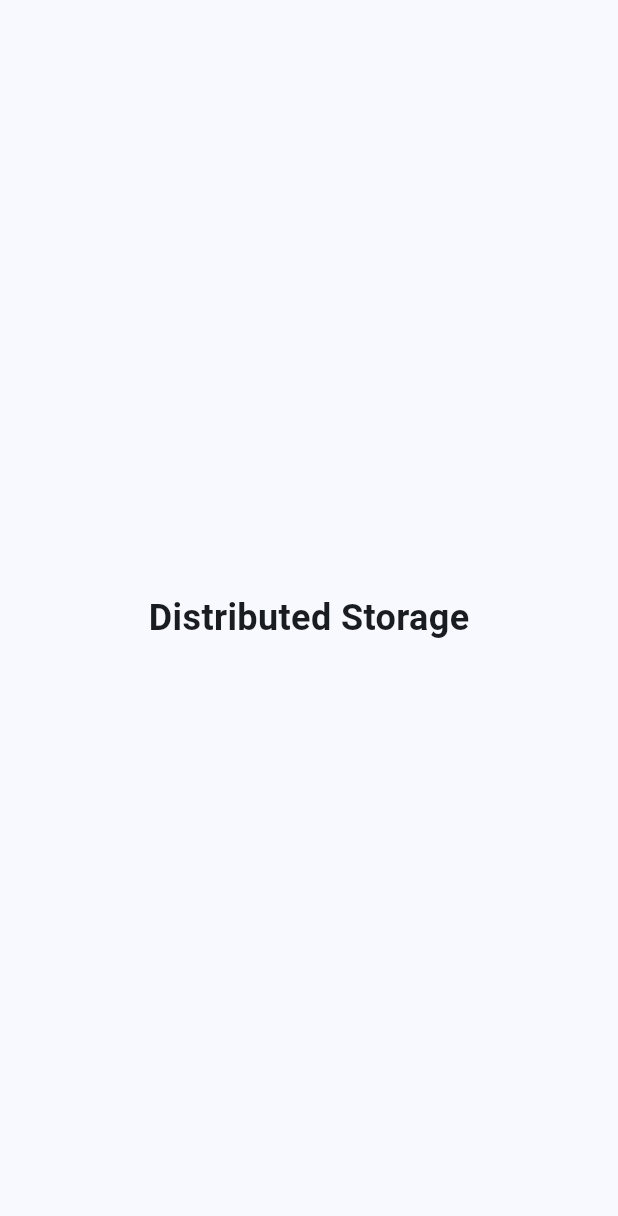
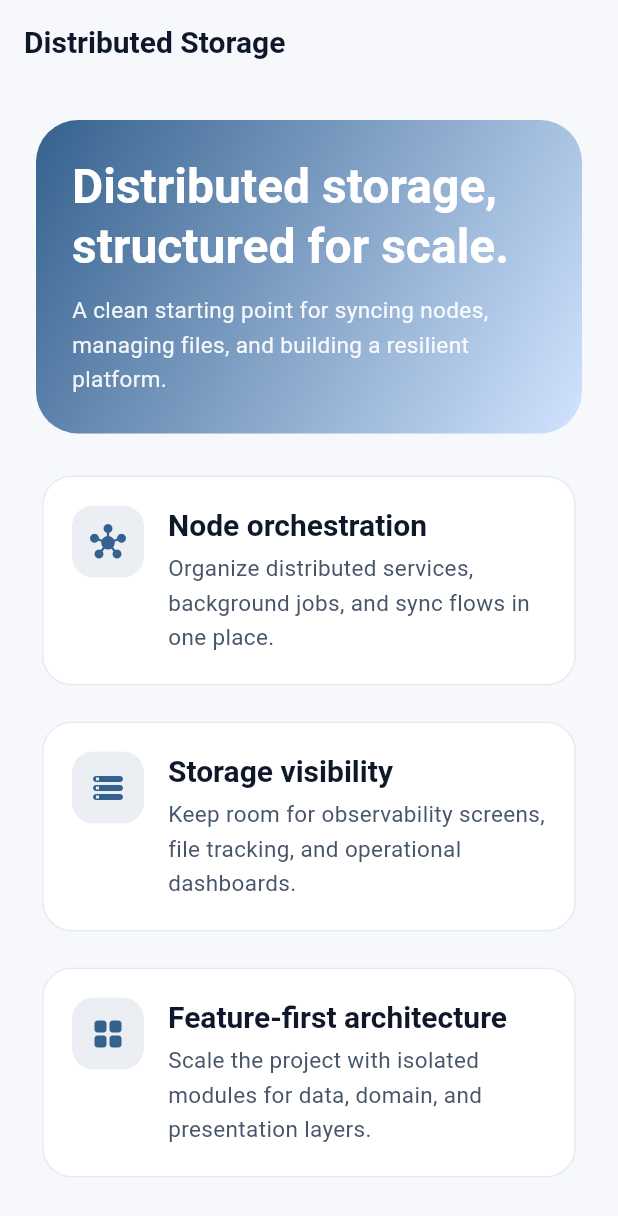
Before and after one commit to PresenceOP-Coder/Distributed_Storage, a Flutter app: the screen it shows after launch, on a phone screen of 412 x 824 dp. Shown: the top 1216 px of the screen. Run offline on Flutter 3.47's test engine with Material 3 defaults, Android fonts, the phone set to English and light mode, and no system bars.

Commit message:
feat:better folder structure

```diff
--- a/dizect/lib/main.dart
+++ b/dizect/lib/main.dart
@@ -1,28 +1,6 @@
+import 'package:dizect/src/app/app.dart';
 import 'package:flutter/material.dart';
 
 void main() {
   runApp(const DistributedStorageApp());
 }
-
-class DistributedStorageApp extends StatelessWidget {
-  const DistributedStorageApp({super.key});
-
-  @override
-  Widget build(BuildContext context) {
-    return MaterialApp(
-      title: 'Distributed Storage',
-      theme: ThemeData(
-        colorScheme: ColorScheme.fromSeed(seedColor: Colors.blue),
-        useMaterial3: true,
-      ),
-      home: const Scaffold(
-        body: Center(
-          child: Text(
-            'Distributed Storage',
-            style: TextStyle(fontSize: 24, fontWeight: FontWeight.bold),
-          ),
-        ),
-      ),
-    );
-  }
-}
--- /dev/null
+++ b/dizect/lib/src/app/app.dart
@@ -0,0 +1,17 @@
+import 'package:dizect/src/app/theme/app_theme.dart';
+import 'package:dizect/src/features/home/presentation/pages/home_page.dart';
+import 'package:flutter/material.dart';
+
+class DistributedStorageApp extends StatelessWidget {
+  const DistributedStorageApp({super.key});
+
+  @override
+  Widget build(BuildContext context) {
+    return MaterialApp(
+      debugShowCheckedModeBanner: false,
+      title: 'Distributed Storage',
+      theme: AppTheme.light(),
+      home: const HomePage(),
+    );
+  }
+}
--- /dev/null
+++ b/dizect/lib/src/app/theme/app_theme.dart
@@ -0,0 +1,49 @@
+import 'package:flutter/material.dart';
+
+class AppTheme {
+  const AppTheme._();
+
+  static ThemeData light() {
+    const seedColor = Color(0xFF1F4E79);
+
+    return ThemeData(
+      useMaterial3: true,
+      colorScheme: ColorScheme.fromSeed(
+        seedColor: seedColor,
+        brightness: Brightness.light,
+      ),
+      scaffoldBackgroundColor: const Color(0xFFF6F8FB),
+      appBarTheme: const AppBarTheme(
+        centerTitle: false,
+        backgroundColor: Colors.transparent,
+        elevation: 0,
+        foregroundColor: Color(0xFF0F172A),
+      ),
+      cardTheme: CardThemeData(
+        color: Colors.white,
+        elevation: 0,
+        shape: RoundedRectangleBorder(
+          borderRadius: BorderRadius.circular(20),
+          side: const BorderSide(color: Color(0xFFE5EAF2)),
+        ),
+      ),
+      textTheme: const TextTheme(
+        headlineLarge: TextStyle(
+          fontSize: 32,
+          fontWeight: FontWeight.w700,
+          color: Color(0xFF0F172A),
+        ),
+        titleLarge: TextStyle(
+          fontSize: 20,
+          fontWeight: FontWeight.w600,
+          color: Color(0xFF0F172A),
+        ),
+        bodyMedium: TextStyle(
+          fontSize: 15,
+          height: 1.5,
+          color: Color(0xFF475569),
+        ),
+      ),
+    );
+  }
+}
--- /dev/null
+++ b/dizect/lib/src/core/constants/app_strings.dart
@@ -0,0 +1,8 @@
+class AppStrings {
+  const AppStrings._();
+
+  static const appName = 'Distributed Storage';
+  static const welcomeTitle = 'Distributed storage, structured for scale.';
+  static const welcomeSubtitle =
+      'A clean starting point for syncing nodes, managing files, and building a resilient platform.';
+}
--- /dev/null
+++ b/dizect/lib/src/core/widgets/info_card.dart
@@ -0,0 +1,50 @@
+import 'package:flutter/material.dart';
+
+class InfoCard extends StatelessWidget {
+  const InfoCard({
+    super.key,
+    required this.title,
+    required this.subtitle,
+    required this.icon,
+  });
+
+  final String title;
+  final String subtitle;
+  final IconData icon;
+
+  @override
+  Widget build(BuildContext context) {
+    final colorScheme = Theme.of(context).colorScheme;
+
+    return Card(
+      child: Padding(
+        padding: const EdgeInsets.all(20),
+        child: Row(
+          crossAxisAlignment: CrossAxisAlignment.start,
+          children: [
+            Container(
+              height: 48,
+              width: 48,
+              decoration: BoxDecoration(
+                color: colorScheme.primary.withValues(alpha: 0.10),
+                borderRadius: BorderRadius.circular(14),
+              ),
+              child: Icon(icon, color: colorScheme.primary),
+            ),
+            const SizedBox(width: 16),
+            Expanded(
+              child: Column(
+                crossAxisAlignment: CrossAxisAlignment.start,
+                children: [
+                  Text(title, style: Theme.of(context).textTheme.titleLarge),
+                  const SizedBox(height: 6),
+                  Text(subtitle, style: Theme.of(context).textTheme.bodyMedium),
+                ],
+              ),
+            ),
+          ],
+        ),
+      ),
+    );
+  }
+}
--- /dev/null
+++ b/dizect/lib/src/features/home/presentation/pages/home_page.dart
@@ -0,0 +1,73 @@
+import 'package:dizect/src/core/constants/app_strings.dart';
+import 'package:dizect/src/core/widgets/info_card.dart';
+import 'package:flutter/material.dart';
+
+class HomePage extends StatelessWidget {
+  const HomePage({super.key});
+
+  @override
+  Widget build(BuildContext context) {
+    final colorScheme = Theme.of(context).colorScheme;
+
+    return Scaffold(
+      appBar: AppBar(title: const Text(AppStrings.appName)),
+      body: SafeArea(
+        child: ListView(
+          padding: const EdgeInsets.all(24),
+          children: [
+            Container(
+              padding: const EdgeInsets.all(24),
+              decoration: BoxDecoration(
+                gradient: LinearGradient(
+                  colors: [colorScheme.primary, colorScheme.primaryContainer],
+                  begin: Alignment.topLeft,
+                  end: Alignment.bottomRight,
+                ),
+                borderRadius: BorderRadius.circular(28),
+              ),
+              child: Column(
+                crossAxisAlignment: CrossAxisAlignment.start,
+                children: [
+                  Text(
+                    AppStrings.welcomeTitle,
+                    style: Theme.of(
+                      context,
+                    ).textTheme.headlineLarge?.copyWith(color: Colors.white),
+                  ),
+                  const SizedBox(height: 12),
+                  Text(
+                    AppStrings.welcomeSubtitle,
+                    style: Theme.of(context).textTheme.bodyMedium?.copyWith(
+                      color: Colors.white.withValues(alpha: 0.92),
+                    ),
+                  ),
+                ],
+              ),
+            ),
+            const SizedBox(height: 24),
+            const InfoCard(
+              title: 'Node orchestration',
+              subtitle:
+                  'Organize distributed services, background jobs, and sync flows in one place.',
+              icon: Icons.hub_rounded,
+            ),
+            const SizedBox(height: 16),
+            const InfoCard(
+              title: 'Storage visibility',
+              subtitle:
+                  'Keep room for observability screens, file tracking, and operational dashboards.',
+              icon: Icons.storage_rounded,
+            ),
+            const SizedBox(height: 16),
+            const InfoCard(
+              title: 'Feature-first architecture',
+              subtitle:
+                  'Scale the project with isolated modules for data, domain, and presentation layers.',
+              icon: Icons.grid_view_rounded,
+            ),
+          ],
+        ),
+      ),
+    );
+  }
+}
```
Also changed, not shown: 1 other file.
